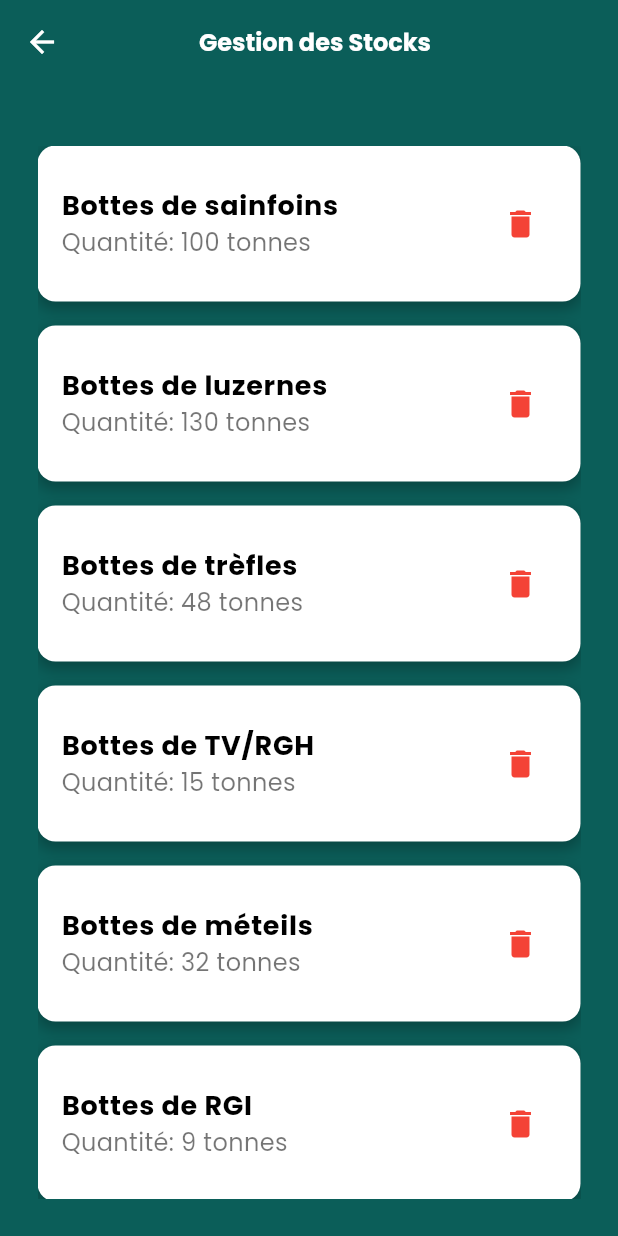
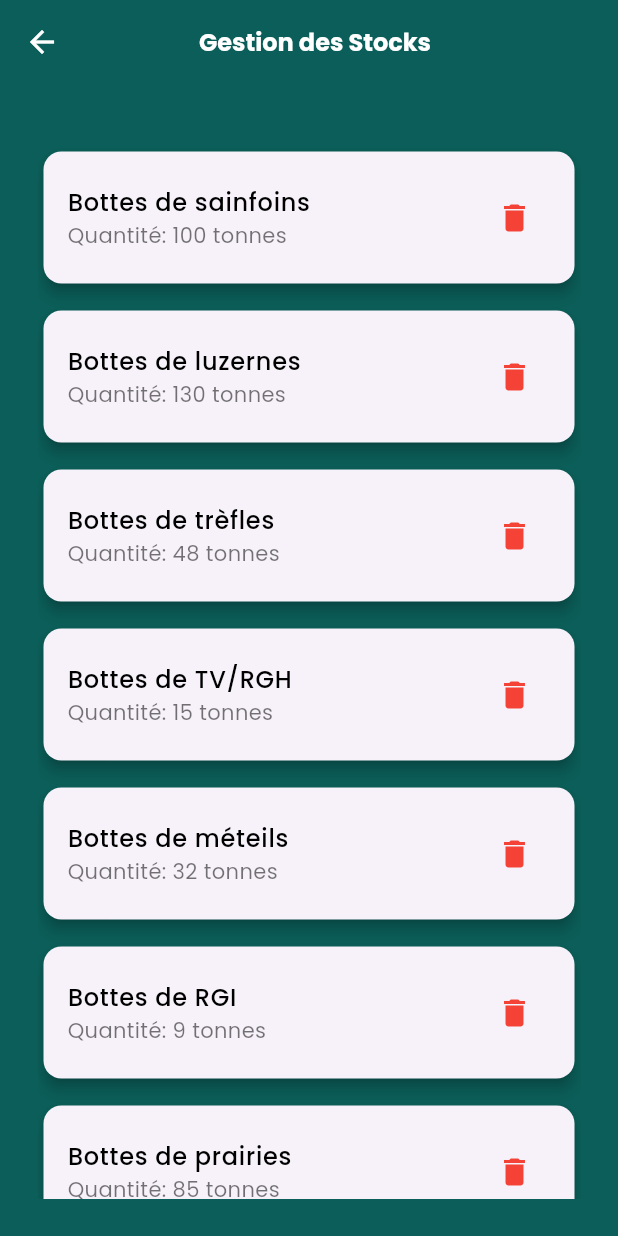
Before and after one commit to mikaelvery/sheep_care, a Flutter app: the StockManagementScreen screen opened directly, on a phone screen of 412 x 824 dp. Run offline on Flutter 3.47's test engine with Material 3 defaults, Android fonts, the phone set to English and light mode, and no system bars; our stand-ins replace firebase_auth, firebase_core, google_maps_flutter, google_sign_in, ionicons; accounts and stored records are empty.

Commit message:
modif screen stock

```diff
--- a/lib/screens/stock_management_screen.dart
+++ b/lib/screens/stock_management_screen.dart
@@ -51,40 +51,32 @@ class StockManagementScreen extends StatelessWidget {
               Expanded(
                 child: ListView.separated(
                   itemCount: stockData.length,
-                  separatorBuilder: (context, index) => const SizedBox(height: 16),
+                  separatorBuilder: (context, index) => const SizedBox(height: 10),
                   itemBuilder: (context, index) {
                     final item = stockData[index];
-                    return Container(
-                      decoration: BoxDecoration(
-                        color: Colors.white,
+                    return Card(
+                      elevation: 4,
+                      shape: RoundedRectangleBorder(
                         borderRadius: BorderRadius.circular(12),
-                        boxShadow: const [
-                          BoxShadow(
-                            color: Colors.black26,
-                            blurRadius: 8,
-                            spreadRadius: 1,
-                            offset: Offset(0, 4),
-                          ),
-                        ],
                       ),
                       child: ListTile(
-                        contentPadding: const EdgeInsets.all(16),
+                        contentPadding: const EdgeInsets.symmetric(vertical: 8, horizontal: 16),
                         title: Text(
                           item['name'],
                           style: const TextStyle(
-                            fontWeight: FontWeight.bold,
-                            fontSize: 18,
+                            fontWeight: FontWeight.w500,
+                            fontSize: 16,
                             color: Colors.black,
                           ),
                         ),
                         subtitle: Text(
                           'Quantité: ${item['quantity']} tonnes',
-                          style: const TextStyle(fontSize: 16, color: Colors.black54),
+                          style: const TextStyle(fontSize: 14, color: Colors.black54),
                         ),
                         trailing: IconButton(
                           icon: const Icon(Icons.delete, color: Colors.red),
                           onPressed: () {
-                            // Logique de suppression ici
+
                           },
                         ),
                       ),
```
